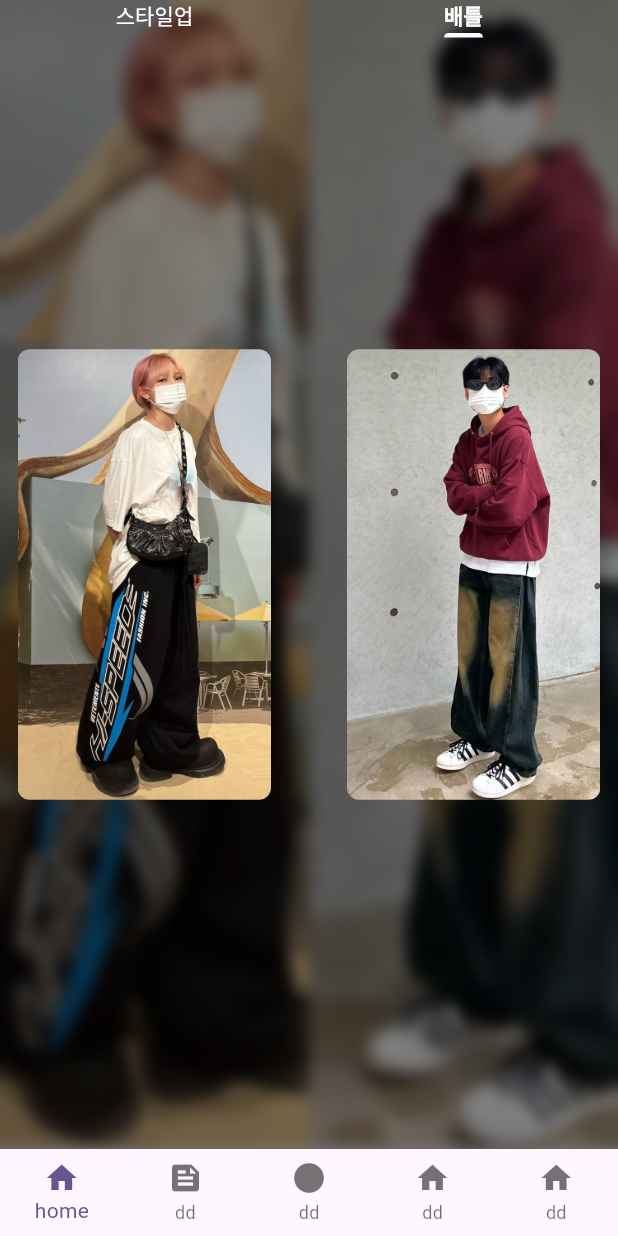
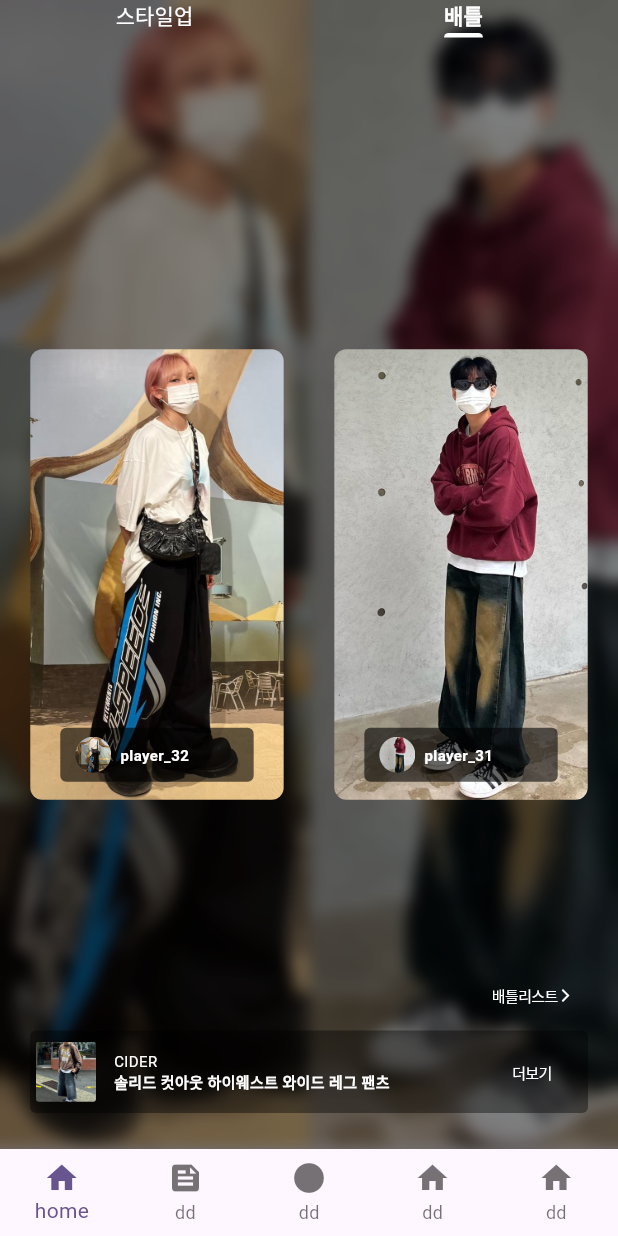
Before and after one commit to alstlr1927/showny_prototype, a Flutter app: the screen it shows after launch, swiped to page 2, on a phone screen of 412 x 824 dp. Run offline on Flutter 3.47's test engine with Material 3 defaults, Android fonts, the phone set to English and light mode, and no system bars; drawn by our look-alikes of blur; our stand-ins replace carousel_slider, fluttertoast, video_player; missing offline and left inert: camerawesome.

Commit message:
[Fix] 배틀 ui 수정

```diff
--- a/lib/battle2/battle_test2.dart
+++ b/lib/battle2/battle_test2.dart
@@ -1,10 +1,13 @@
 import 'package:flutter/material.dart';
 import 'package:flutter_setting_test/battle2/provider/battle_test2_provider.dart';
 import 'package:flutter_setting_test/battle2/widgets/battle_item2.dart';
+import 'package:flutter_setting_test/comm/scroll_physics/custom_page_view_scroll_physics.dart';
 import 'package:provider/provider.dart';
 
 class BattleTest2 extends StatefulWidget {
-  const BattleTest2({super.key});
+  const BattleTest2({
+    super.key,
+  });
 
   @override
   State<BattleTest2> createState() => _BattleTest2State();
@@ -21,16 +24,22 @@ class _BattleTest2State extends State<BattleTest2> {
 
   @override
   Widget build(BuildContext context) {
+    final size = MediaQuery.of(context).size;
     return ChangeNotifierProvider<BattleTest2Provider>.value(
       value: provider,
       builder: (context, child) {
         return Consumer<BattleTest2Provider>(builder: (ctx, prov, child) {
           return PageView(
+            physics: const CustomPageViewScrollPhysics(),
             scrollDirection: Axis.vertical,
             controller: prov.pageController,
             children: List.generate(
               prov.battleDatas.length,
-              (index) => BattleItem2(battle: prov.battleDatas[index]),
+              (index) => BattleItem2(
+                battle: prov.battleDatas[index],
+                index: index,
+                size: size,
+              ),
             ),
           );
         });
--- a/lib/battle2/provider/battle_test2_provider.dart
+++ b/lib/battle2/provider/battle_test2_provider.dart
@@ -19,6 +19,12 @@ class BattleTest2Provider with ChangeNotifier {
     notifyListeners();
   }
 
+  void setBattleData({required int idx, required String id}) {
+    print('set battle data');
+    battleDatas[idx].winId = id;
+    notifyListeners();
+  }
+
   @override
   void notifyListeners() {
     if (state.mounted) {
--- a/lib/battle2/widgets/battle_item2.dart
+++ b/lib/battle2/widgets/battle_item2.dart
@@ -1,15 +1,20 @@
+import 'package:flutter/cupertino.dart';
 import 'package:flutter/material.dart';
 import 'package:flutter_setting_test/battle/widgets/back_blur.dart';
 import 'package:flutter_setting_test/battle2/provider/battle_item2_provider.dart';
-import 'package:flutter_setting_test/comm/gesture_detector/custom_gesture_detector.dart';
+import 'package:flutter_setting_test/battle2/widgets/battle_user.dart';
 import 'package:flutter_setting_test/model/battle.dart';
 import 'package:provider/provider.dart';
 
 class BattleItem2 extends StatefulWidget {
   final BattleModel battle;
+  final int index;
+  final Size size;
   const BattleItem2({
     super.key,
     required this.battle,
+    required this.index,
+    required this.size,
   });
 
   @override
@@ -24,105 +29,153 @@ class _BattleItem2State extends State<BattleItem2>
 
   @override
   Widget build(BuildContext context) {
-    final size = MediaQuery.of(context).size;
-    defaultImgWidth = size.width * .41;
+    defaultImgWidth = widget.size.width * .41;
     return ChangeNotifierProvider<BattleItem2Provider>(
         create: (_) => BattleItem2Provider(this),
         builder: (context, _) {
+          BattleItem2Provider provider =
+              Provider.of<BattleItem2Provider>(context, listen: false);
           return Consumer<BattleItem2Provider>(builder: (ctx, prov, child) {
             return GestureDetector(
-              onPanUpdate: prov.onPanUpdate,
-              // duration: prov.longPressDuration,
-              // onLongPress: prov.onLongPress,
-              // onLongPressCancel: prov.onLongPressCancel,
-              // onLongPressUp: prov.onLongPressUp,
-              // onLongPressEnd: prov.onLongPressEnd,
-              // onLongPressMoveUpdate: prov.onLongPressMoveUpdate,
-              // onLongPressStart: prov.onLongPressStart,
+              onPanUpdate: provider.onPanUpdate,
+              onTapUp: (details) {
+                if (widget.battle.winId.isNotEmpty) return;
+                if (details.localPosition.dx < widget.size.width / 2) {
+                  provider.startLeftAnimation();
+                } else {
+                  provider.startRightAnimation();
+                }
+              },
               child: Stack(
                 alignment: Alignment.center,
                 children: [
                   BackBlurWidget(
-                    width: size.width,
+                    width: widget.size.width,
                     height: double.infinity,
                     image1: widget.battle.player1.image,
                     image2: widget.battle.player2.image,
                   ),
-                  AnimatedScale(
-                    scale: prov.isSelectMode ? 1.2 : 1,
-                    duration: aniDuration,
-                    child: SlideTransition(
-                      position: prov.positionA,
-                      child: ScaleTransition(
-                        scale: prov.scaleAnimationA,
-                        child: ClipRRect(
-                          borderRadius: BorderRadius.circular(8),
-                          child: SizedBox(
-                            width: defaultImgWidth,
-                            child: AspectRatio(
-                              aspectRatio: imgRatio,
-                              child: Image.asset(
-                                'assets/images/${widget.battle.player1.image}',
-                                fit: BoxFit.cover,
-                              ),
-                            ),
-                          ),
-                        ),
-                      ),
-                    ),
+                  BattleUser.left(
+                      player: widget.battle.player1,
+                      defaultImgWidth: defaultImgWidth,
+                      winId: widget.battle.winId),
+                  BattleUser.right(
+                      player: widget.battle.player2,
+                      defaultImgWidth: defaultImgWidth,
+                      winId: widget.battle.winId),
+                  if (provider.focused == 0) ...{
+                    BattleUser.left(
+                        player: widget.battle.player1,
+                        defaultImgWidth: defaultImgWidth,
+                        winId: widget.battle.winId),
+                  },
+                  Column(
+                    mainAxisAlignment: MainAxisAlignment.end,
+                    children: [
+                      _buildBattleListBtn(),
+                      _buildBottomBanner(),
+                    ],
                   ),
-                  AnimatedScale(
-                    scale: prov.isSelectMode ? 1.2 : 1,
-                    duration: aniDuration,
-                    child: SlideTransition(
-                      position: prov.positionB,
-                      child: ScaleTransition(
-                        scale: prov.scaleAnimationB,
-                        child: ClipRRect(
-                          borderRadius: BorderRadius.circular(8),
-                          child: SizedBox(
-                            width: defaultImgWidth,
-                            child: AspectRatio(
-                              aspectRatio: imgRatio,
-                              child: Image.asset(
-                                'assets/images/${widget.battle.player2.image}',
-                                fit: BoxFit.cover,
-                              ),
-                            ),
-                          ),
-                        ),
-                      ),
-                    ),
-                  ),
-                  if (prov.focused == 0) ...{
-                    AnimatedScale(
-                      scale: prov.isSelectMode ? 1.2 : 1,
-                      duration: aniDuration,
-                      child: SlideTransition(
-                        position: prov.positionA,
-                        child: ScaleTransition(
-                          scale: prov.scaleAnimationA,
-                          child: ClipRRect(
-                            borderRadius: BorderRadius.circular(8),
-                            child: SizedBox(
-                              width: defaultImgWidth,
-                              child: AspectRatio(
-                                aspectRatio: imgRatio,
-                                child: Image.asset(
-                                  'assets/images/${widget.battle.player1.image}',
-                                  fit: BoxFit.cover,
-                                ),
-                              ),
-                            ),
-                          ),
-                        ),
-                      ),
-                    )
-                  },
                 ],
               ),
             );
           });
         });
   }
+
+  Widget _buildBattleListBtn() {
+    return Row(
+      children: [
+        const Spacer(),
+        CupertinoButton(
+          onPressed: () {},
+          child: const Row(
+            children: [
+              Text(
+                '배틀리스트',
+                style: TextStyle(
+                  color: Colors.white,
+                  fontSize: 10,
+                  fontWeight: FontWeight.w400,
+                ),
+              ),
+              Icon(
+                Icons.arrow_forward_ios,
+                color: Colors.white,
+                size: 10,
+              ),
+            ],
+          ),
+        ),
+        const SizedBox(width: 10),
+      ],
+    );
+  }
+
+  Widget _buildBottomBanner() {
+    return Align(
+      alignment: Alignment.bottomCenter,
+      child: GestureDetector(
+        onTap: () {},
+        child: Container(
+          margin: const EdgeInsets.fromLTRB(20, 0, 20, 24),
+          padding: const EdgeInsets.all(4),
+          width: double.infinity,
+          decoration: BoxDecoration(
+            color: Colors.black.withOpacity(.4),
+            borderRadius: BorderRadius.circular(4),
+          ),
+          child: Row(
+            children: [
+              ClipRRect(
+                borderRadius: BorderRadius.circular(2),
+                child: Image.asset(
+                  'assets/images/1.jpg',
+                  width: 40,
+                  height: 40,
+                  fit: BoxFit.cover,
+                ),
+              ),
+              const SizedBox(width: 12),
+              const Column(
+                mainAxisSize: MainAxisSize.min,
+                mainAxisAlignment: MainAxisAlignment.center,
+                crossAxisAlignment: CrossAxisAlignment.start,
+                children: [
+                  Text(
+                    'CIDER',
+                    style: TextStyle(
+                      color: Colors.white,
+                      fontSize: 10,
+                      fontWeight: FontWeight.w400,
+                    ),
+                  ),
+                  Text(
+                    '솔리드 컷아웃 하이웨스트 와이드 레그 팬츠',
+                    style: TextStyle(
+                      color: Colors.white,
+                      fontSize: 10,
+                      fontWeight: FontWeight.bold,
+                    ),
+                  ),
+                ],
+              ),
+              const Spacer(),
+              CupertinoButton(
+                onPressed: () {},
+                child: const Text(
+                  '더보기',
+                  style: TextStyle(
+                    color: Colors.white,
+                    fontSize: 10,
+                    fontWeight: FontWeight.w400,
+                  ),
+                ),
+              ),
+            ],
+          ),
+        ),
+      ),
+    );
+  }
 }
--- /dev/null
+++ b/lib/battle2/widgets/battle_user.dart
@@ -0,0 +1,174 @@
+import 'package:flutter/material.dart';
+import 'package:flutter_setting_test/battle2/provider/battle_item2_provider.dart';
+import 'package:flutter_setting_test/model/battle.dart';
+import 'package:provider/provider.dart';
+
+class BattleUser extends StatefulWidget {
+  final Player player;
+  final double defaultImgWidth;
+  final String winId;
+  final bool isLeft;
+  const BattleUser.left({
+    Key? key,
+    required this.player,
+    required this.defaultImgWidth,
+    required this.winId,
+  })  : isLeft = true,
+        super(key: key);
+
+  const BattleUser.right({
+    Key? key,
+    required this.player,
+    required this.defaultImgWidth,
+    required this.winId,
+  })  : isLeft = false,
+        super(key: key);
+
+  @override
+  State<BattleUser> createState() => _BattleUserState();
+}
+
+class _BattleUserState extends State<BattleUser> {
+  final double imgRatio = 9 / 16;
+  final Duration aniDuration = const Duration(milliseconds: 200);
+  double rating = 0.0;
+
+  @override
+  void setState(VoidCallback fn) {
+    if (mounted) {
+      super.setState(fn);
+    }
+  }
+
+  @override
+  Widget build(BuildContext context) {
+    BattleItem2Provider prov =
+        Provider.of<BattleItem2Provider>(context, listen: false);
+    bool isFinished = widget.winId.isNotEmpty;
+    bool isWin = widget.player.name == widget.winId;
+    return SlideTransition(
+      position: widget.isLeft ? prov.positionA : prov.positionB,
+      child: ScaleTransition(
+        scale: widget.isLeft ? prov.scaleAnimationA : prov.scaleAnimationB,
+        child: SizedBox(
+          width: widget.defaultImgWidth,
+          height: widget.defaultImgWidth * (16 / 9),
+          child: Stack(
+            children: [
+              ClipRRect(
+                borderRadius: BorderRadius.circular(8),
+                child: SizedBox(
+                  width: widget.defaultImgWidth,
+                  height: widget.defaultImgWidth * (16 / 9),
+                  child: Image.asset(
+                    'assets/images/${widget.player.image}',
+                    fit: BoxFit.cover,
+                  ),
+                ),
+              ),
+              Align(
+                alignment: Alignment.bottomCenter,
+                child: AnimatedSize(
+                  duration: aniDuration,
+                  child: Container(
+                    margin: const EdgeInsets.symmetric(
+                        horizontal: 20, vertical: 12),
+                    decoration: BoxDecoration(
+                      borderRadius: BorderRadius.circular(4),
+                      color: Colors.black.withOpacity(.6),
+                    ),
+                    child: Column(
+                      mainAxisSize: MainAxisSize.min,
+                      children: [
+                        Padding(
+                          padding: const EdgeInsets.symmetric(
+                              horizontal: 10, vertical: 6),
+                          child: Row(
+                            mainAxisSize: MainAxisSize.min,
+                            children: [
+                              ClipRRect(
+                                borderRadius: BorderRadius.circular(200),
+                                child: Image.asset(
+                                  'assets/images/${widget.player.image}',
+                                  width: 24,
+                                  height: 24,
+                                  fit: BoxFit.cover,
+                                ),
+                              ),
+                              const SizedBox(width: 6),
+                              Expanded(
+                                child: Text(
+                                  widget.player.name,
+                                  style: const TextStyle(
+                                    fontSize: 10,
+                                    fontWeight: FontWeight.bold,
+                                    color: Colors.white,
+                                    overflow: TextOverflow.ellipsis,
+                                  ),
+                                ),
+                              ),
+                            ],
+                          ),
+                        ),
+                        if (isFinished && isWin) ...{
+                          LayoutBuilder(
+                            builder: (context, layout) {
+                              WidgetsBinding.instance
+                                  .addPersistentFrameCallback((timeStamp) {
+                                rating = .78;
+                                setState(() {});
+                              });
+                              return Row(
+                                children: [
+                                  AnimatedContainer(
+                                    duration: const Duration(milliseconds: 400),
+                                    width: layout.maxWidth * rating,
+                                    height: 27,
+                                    alignment: Alignment.centerLeft,
+                                    padding: const EdgeInsets.only(left: 14),
+                                    decoration: BoxDecoration(
+                                      color: const Color(0xff5900FF),
+                                      borderRadius: BorderRadius.circular(4),
+                                    ),
+                                    child: Text(
+                                      rating == 0
+                                          ? ''
+                                          : '${getInteger(rating)}%',
+                                      style: TextStyle(
+                                          color: Colors.white,
+                                          fontSize: 10,
+                                          fontWeight: FontWeight.bold),
+                                    ),
+                                  ),
+                                ],
+                              );
+                            },
+                          ),
+                        },
+                      ],
+                    ),
+                  ),
+                ),
+              ),
+              ClipRRect(
+                borderRadius: BorderRadius.circular(8),
+                child: AnimatedContainer(
+                  duration: aniDuration,
+                  width: widget.defaultImgWidth,
+                  height: widget.defaultImgWidth * (16 / 9),
+                  color: isFinished && !isWin
+                      ? Colors.white.withOpacity(.6)
+                      : Colors.transparent,
+                ),
+              ),
+            ],
+          ),
+        ),
+      ),
+    );
+  }
+
+  int getInteger(double rate) {
+    return (rate * 100.0).toInt();
+  }
+}
--- a/lib/main/provider/test_provider.dart
+++ b/lib/main/provider/test_provider.dart
@@ -1,4 +1,5 @@
 import 'package:flutter/material.dart';
+import 'package:flutter_setting_test/comm/scroll_physics/custom_page_view_scroll_physics.dart';
 
 class TestProvider with ChangeNotifier {
   State state;
@@ -6,6 +7,21 @@ class TestProvider with ChangeNotifier {
   late TabController tabController;
 
   int curPageIdx = 0;
+
+  bool isBattleSelected = false;
+
+  ScrollPhysics getPhysics() {
+    if (curPageIdx == 0 || isBattleSelected) {
+      return const CustomPageViewScrollPhysics();
+    }
+    return const NeverScrollableScrollPhysics();
+  }
+
+  void setIsBattleSelected(bool value) {
+    isBattleSelected = value;
+    print('setbattleselected : $value');
+    notifyListeners();
+  }
 
   void setpage(int value) {
     pageController.animateToPage(value,
--- a/lib/main/test_screen.dart
+++ b/lib/main/test_screen.dart
@@ -35,9 +35,7 @@ class _TestPageState extends State<TestPage>
               body: Stack(
                 children: [
                   PageView(
-                    physics: prov.curPageIdx == 0
-                        ? const BouncingScrollPhysics()
-                        : const NeverScrollableScrollPhysics(),
+                    physics: prov.getPhysics(),
                     controller: prov.pageController,
                     onPageChanged: prov.setTab,
                     allowImplicitScrolling: true,
--- a/lib/styleup/provider/page_item_provider.dart
+++ b/lib/styleup/provider/page_item_provider.dart
@@ -56,6 +56,7 @@ class PageItemProvider with ChangeNotifier {
   void onLongPress() {
     isSelectMode = true;
     HapticFeedback.lightImpact();
+    print('????');
     notifyListeners();
   }
 
--- a/lib/styleup/styleup.dart
+++ b/lib/styleup/styleup.dart
@@ -88,12 +88,14 @@ class _PageItemState extends State<PageItem> {
               Provider.of<PageItemProvider>(context, listen: false);
           return SafeArea(
             bottom: false,
+            top: false,
             // top: widget.imagePath.length == 1 ? false : true,
             child: Container(
               margin:
                   EdgeInsets.only(top: widget.imagePath.length == 1 ? 0 : 30),
               child: LayoutBuilder(builder: (context, layout) {
                 return Consumer<PageItemProvider>(builder: (ctx, prov, child) {
+                  print('re build');
                   return Stack(
                     children: <Widget>[
                       CustomLongPress(
@@ -128,6 +130,9 @@ class _PageItemState extends State<PageItem> {
                             if (widget.imagePath.length > 1) ...{
                               Container(
                                 height: 200,
+                                color: prov.isSelectMode
+                                    ? Colors.amber
+                                    : Colors.white,
                               ),
                             },
                           ],
```
Also changed, not shown: lib/battle2/provider/battle_item2_provider.dart (+84 -76 lines), 2 other files.
